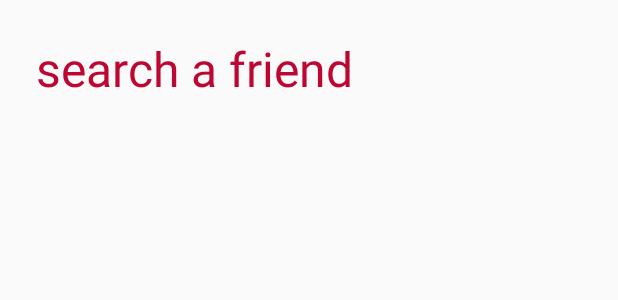
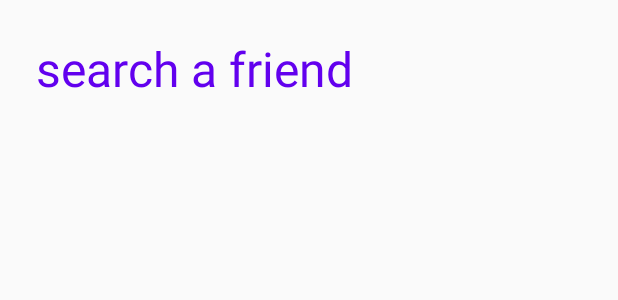
Before and after one commit to josh7144/odev, an Android app: the layout activity_search_friends.xml on its own in the app's theme, with its tools: preview values and no code run, on a phone screen of 412 x 824 dp. Shown: the top 300 px of the screen. Run offline under Robolectric (Android 15) with nearby library versions, the phone set to English and light mode, and no system bars.

Commit message:
agrege el color de texto purple

```diff
--- a/app/src/main/res/layout/activity_search_friends.xml
+++ b/app/src/main/res/layout/activity_search_friends.xml
@@ -11,6 +11,7 @@
         android:layout_margin="@dimen/space_large"
         android:text="@string/feat_search_friends_title"
         style="@style/TheSocialNetwork.TextStyle.Title"
+        android:textColor="@color/purple_500"
         app:layout_constraintEnd_toEndOf="parent"
         app:layout_constraintStart_toStartOf="parent"
         app:layout_constraintTop_toTopOf="parent"/>
```
